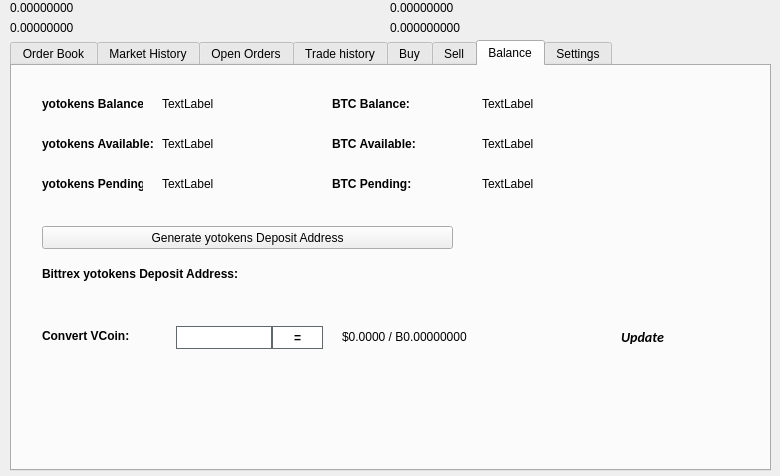
Old version of the form src/qt/forms/tradingdialog.ui in the repository Yotokens2020/Yotokens.
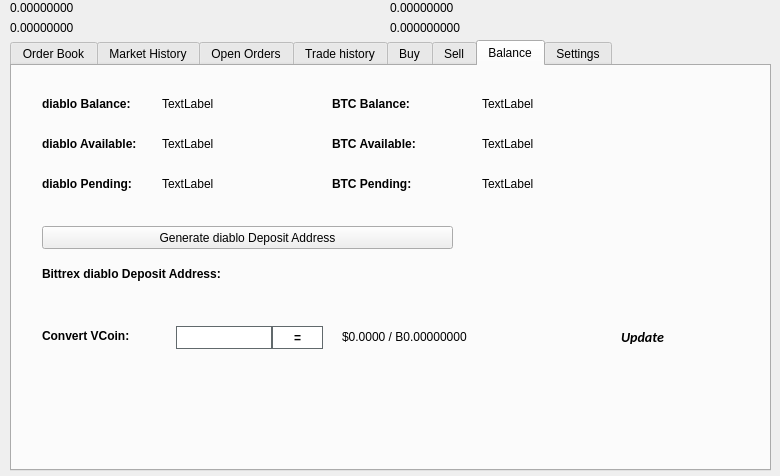
New version of the form. The open tabs and pages were chosen to show the change. Icons and pictures are not drawn.

```diff
--- a/src/qt/forms/tradingdialog.ui
+++ b/src/qt/forms/tradingdialog.ui
@@ -2762,7 +2762,7 @@
       </font>
      </property>
      <property name="text">
-      <string>yotokens Balance:</string>
+      <string>diablo Balance:</string>
      </property>
     </widget>
     <widget class="QLabel" name="label_12">
@@ -2813,7 +2813,7 @@
       </font>
      </property>
      <property name="text">
-      <string>yotokens Available:</string>
+      <string>diablo Available:</string>
      </property>
     </widget>
     <widget class="QLabel" name="label_14">
@@ -2832,7 +2832,7 @@
       </font>
      </property>
      <property name="text">
-      <string>yotokens Pending:</string>
+      <string>diablo Pending:</string>
      </property>
     </widget>
     <widget class="QLabel" name="PIEPendingLabel">
@@ -2928,7 +2928,7 @@
       </font>
      </property>
      <property name="text">
-      <string>Bittrex yotokens Deposit Address:</string>
+      <string>Bittrex diablo Deposit Address:</string>
      </property>
     </widget>
     <widget class="QPushButton" name="GenDepositBTN">
@@ -2941,7 +2941,7 @@
       </rect>
      </property>
      <property name="text">
-      <string>Generate yotokens Deposit Address</string>
+      <string>Generate diablo Deposit Address</string>
      </property>
      <property name="icon">
       <iconset resource="../yotokens.qrc">
```
Left out of the diff: 26 changed lines with no effect on the pictures.
